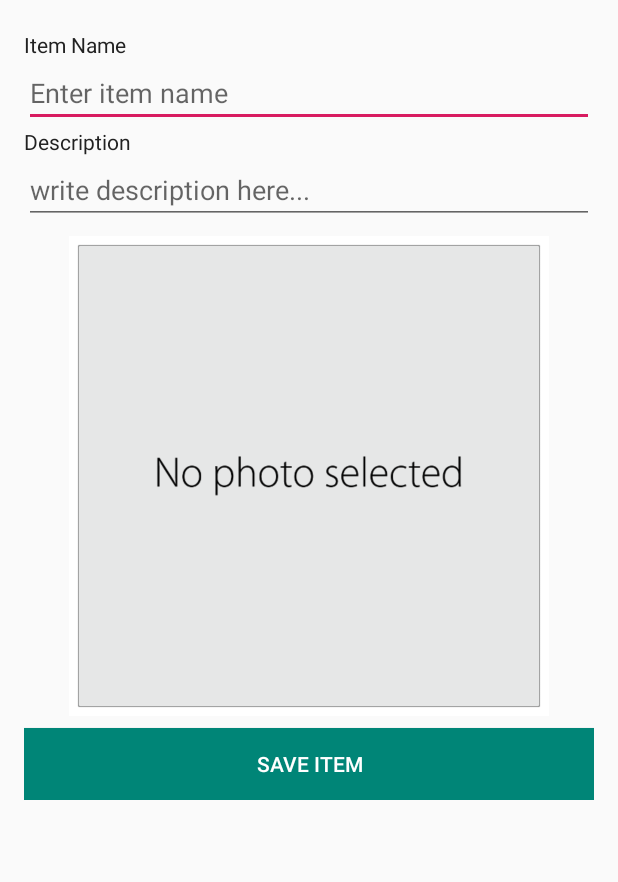
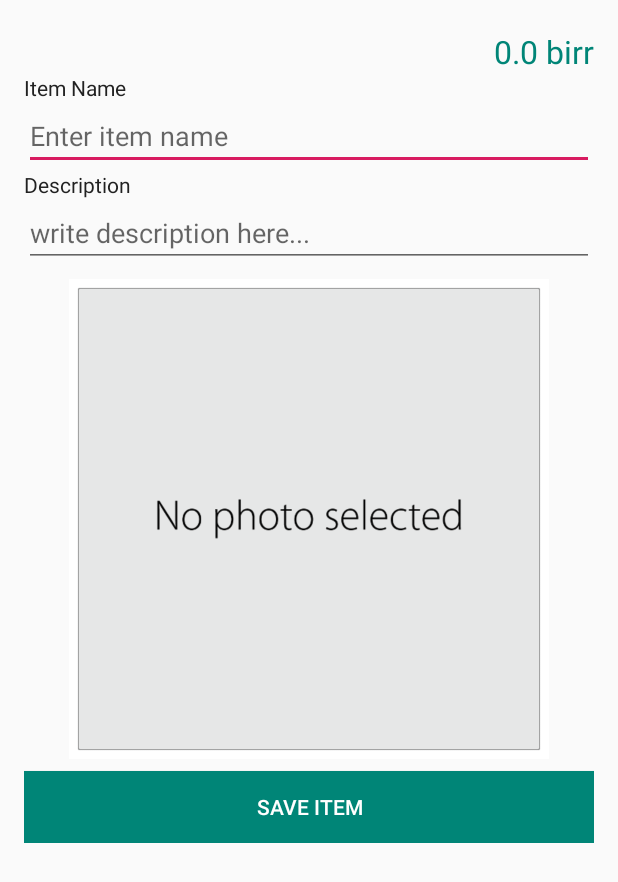
Before and after one commit to YanniTheDeveloper/SmartPriceAnalyzer, an Android app: the SaveItemActivity screen opened directly, with no data from a screen before it, on a phone screen of 412 x 824 dp. Shown: the top 882 px of the screen. Run offline under Robolectric (Android 15) with nearby library versions, the phone set to English and light mode, and no system bars.

Commit message:
Items not persistent
List view shows items in card view
Items saved and images are working
Next is
making items persistent

```diff
--- a/app/src/main/java/ytd/smartpriceanalyzer/AddItemActivity.java
+++ b/app/src/main/java/ytd/smartpriceanalyzer/AddItemActivity.java
@@ -58,11 +58,13 @@ public class AddItemActivity extends AppCompatActivity {
         saveImageIntentBtn.setOnClickListener(new View.OnClickListener() {
             @Override
             public void onClick(View v) {
-                // TODO: 1/13/2019 saving item price value
                 Intent saveImageIntent = new Intent(AddItemActivity.this, SaveItemActivity.class);
                 saveImageIntent.putExtra("price", price);
                 startActivity(saveImageIntent);
-                if(itemSaved)AddItemActivity.super.finish();
+                if(itemSaved){
+                    AddItemActivity.itemSaved = false;
+                    AddItemActivity.super.finish();
+                }
             }
         });
         baseLayout.setOnClickListener(new View.OnClickListener() {
--- a/app/src/main/java/ytd/smartpriceanalyzer/ItemAdapter.java
+++ b/app/src/main/java/ytd/smartpriceanalyzer/ItemAdapter.java
@@ -34,13 +34,13 @@ public class ItemAdapter extends ArrayAdapter<Item> {
         itemDescription.setText(currentItem.getDescription());
 
         TextView itemPrice = itemView.findViewById(R.id.itemPrice);
-        String price = ""+currentItem.getPrice();
+        String price = ""+currentItem.getPrice()+" "+"birr";
         itemPrice.setText(price);
 
         ImageView itemPhoto = itemView.findViewById(R.id.itemPhoto);
 
-        if(currentItem.getPhotoUri()==null) itemPhoto.setImageResource(R.drawable.no_photo_selected);
-        else itemPhoto.setImageURI(currentItem.getPhotoUri());
+        if(currentItem.getPhoto()!=null) itemPhoto.setImageBitmap(currentItem.getPhoto());
+        else itemPhoto.setImageResource(R.drawable.no_photo_selected);
 
         return itemView;
     }
--- a/app/src/main/java/ytd/smartpriceanalyzer/MainActivity.java
+++ b/app/src/main/java/ytd/smartpriceanalyzer/MainActivity.java
@@ -26,14 +26,12 @@ public class MainActivity extends AppCompatActivity {
             public void onClick(View v) {
                 Intent addItemIntent = new Intent(MainActivity.this, AddItemActivity.class);
                 startActivity(addItemIntent);
-                if(AddItemActivity.itemSaved) {
-                    AddItemActivity.itemSaved = false;
                     refresh();
-                }
             }
         });
 
-        // TODO: 1/13/2019 card view, with recyler view and list items
+        // TODO: 1/16/2019 save items to persistent storage
+        // TODO: 1/16/2019 autoupdate refresh() when item is added
         refresh();
     }
 
--- a/app/src/main/res/layout/activity_save_item.xml
+++ b/app/src/main/res/layout/activity_save_item.xml
@@ -5,6 +5,10 @@
     android:layout_width="match_parent"
     android:layout_height="match_parent"
     tools:context="ytd.smartpriceanalyzer.SaveItemActivity">
+
+    <ScrollView
+        android:layout_width="match_parent"
+        android:layout_height="match_parent">
 
         <LinearLayout
             android:layout_width="match_parent"
@@ -20,22 +24,32 @@
             app:layout_constraintTop_toTopOf="parent">
 
             <TextView
+                android:id="@+id/priceView"
+                android:layout_width="wrap_content"
+                android:layout_height="wrap_content"
+                android:layout_gravity="end"
+                android:text="@string/zero_p"
+                android:textColor="@color/colorPrimary"
+                android:textSize="@dimen/textSizeXXB" />
+
+            <TextView
                 android:layout_width="match_parent"
                 android:layout_height="wrap_content"
                 android:text="@string/item_name"
-            android:textColor="@color/textColor"/>
+                android:textColor="@color/textColor" />
 
             <EditText
                 android:id="@+id/itemNameEditText"
                 android:layout_width="match_parent"
                 android:layout_height="wrap_content"
                 android:hint="@string/enter_item_name"
-            android:inputType="text" />
+                android:inputType="textCapSentences" />
+
             <TextView
                 android:layout_width="match_parent"
                 android:layout_height="wrap_content"
                 android:text="@string/description"
-            android:textColor="@color/textColor"/>
+                android:textColor="@color/textColor" />
 
             <EditText
                 android:id="@+id/itemDescriptionEditText"
@@ -52,17 +66,16 @@
                 android:layout_marginTop="8dp"
                 android:contentDescription="@string/image_to_upload"
                 android:scaleType="centerCrop"
-            android:src="@drawable/no_photo_selected"
-            />
+                android:src="@drawable/no_photo_selected" />
 
             <Button
                 android:id="@+id/saveItemBtn"
                 android:layout_width="match_parent"
                 android:layout_height="wrap_content"
+                android:layout_marginTop="8dp"
+                android:background="@color/colorPrimary"
                 android:text="@string/save_item"
-            android:background="@color/colorPrimary"
-            android:textColor="@color/white"
-            android:layout_marginTop="8dp"/>
+                android:textColor="@color/white" />
         </LinearLayout>
-
+    </ScrollView>
 </android.support.constraint.ConstraintLayout>
--- a/app/src/main/res/layout/item_card_view.xml
+++ b/app/src/main/res/layout/item_card_view.xml
@@ -10,6 +10,7 @@
     android:layout_marginLeft="16dp"
     android:layout_marginTop="4dp"
     android:layout_marginBottom="4dp"
+    app:cardCornerRadius="16dp"
     app:cardElevation="2dp">
 
     <LinearLayout
@@ -17,7 +18,7 @@
         android:layout_height="wrap_content"
         android:background="?android:attr/selectableItemBackground"
         android:orientation="horizontal"
-        android:layout_margin="8dp">
+        android:padding="8dp">
 
         <ImageView
             android:id="@+id/itemPhoto"
@@ -37,6 +38,7 @@
             android:layout_width="0dp"
             android:layout_height="match_parent"
             android:layout_weight="1"
+            android:padding="4dp"
             android:orientation="vertical">
             <TextView
                 android:id="@+id/itemName"
@@ -45,7 +47,7 @@
                 android:textStyle="bold"
                 android:layout_height="wrap_content"
                 android:layout_width="match_parent"
-                android:textSize="@dimen/textSizeB"
+                android:textSize="@dimen/textSizeXB"
                 android:padding="1dp"/>
             <TextView
                 android:id="@+id/itemDescription"
```
Also changed, not shown: app/src/main/java/ytd/smartpriceanalyzer/Item.java (+9 -7 lines), app/src/main/java/ytd/smartpriceanalyzer/SaveItemActivity.java (+45 -12 lines), app/src/main/res/layout/activity_main.xml (+9 -9 lines), app/src/main/res/values/dimen.xml (+4 -3 lines), app/src/main/res/drawable/add_item.png, app/src/main/res/drawable/add_item2.png (added). Lines whose indentation alone changed are shown as unchanged.
